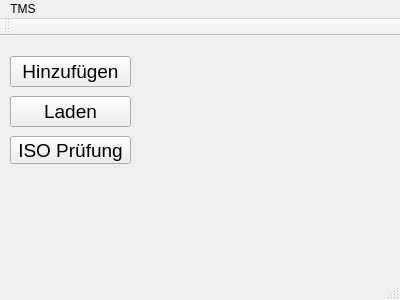
This is schrauber.ui in a6min/tool-management-system as Qt 5 draws it before an edit. The edited form follows.
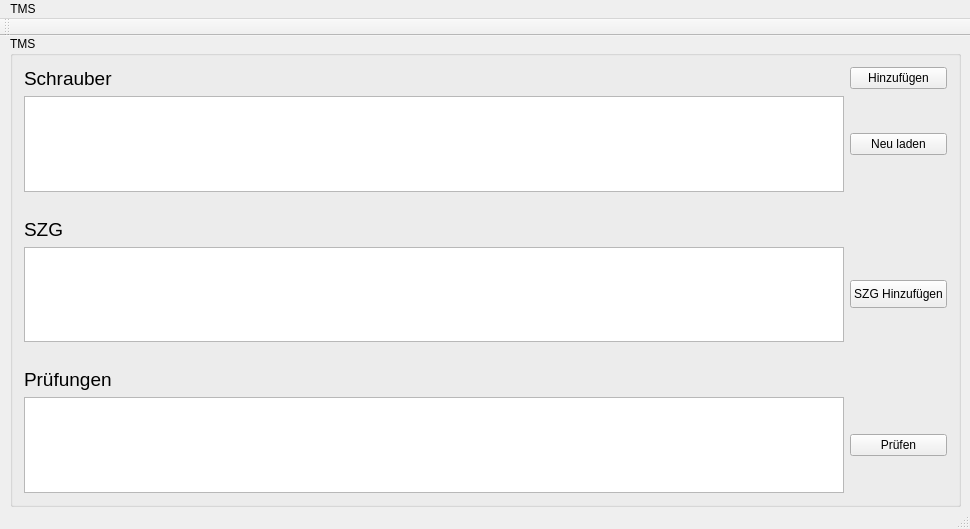
This is the edited form.

Commit message: Hinzufügen von SZG

What changed in the file:
```diff
--- a/schrauber.ui
+++ b/schrauber.ui
@@ -6,67 +6,133 @@
    <rect>
     <x>0</x>
     <y>0</y>
-    <width>400</width>
-    <height>300</height>
+    <width>970</width>
+    <height>529</height>
    </rect>
   </property>
   <property name="windowTitle">
    <string>Schrauber</string>
   </property>
   <widget class="QWidget" name="centralWidget">
-   <widget class="QPushButton" name="hinzufuegen">
+   <widget class="QGroupBox" name="groupBox">
     <property name="geometry">
      <rect>
       <x>10</x>
-      <y>20</y>
-      <width>121</width>
-      <height>31</height>
+      <y>0</y>
+      <width>951</width>
+      <height>471</height>
      </rect>
     </property>
-    <property name="font">
-     <font>
-      <pointsize>14</pointsize>
-     </font>
+    <property name="title">
+     <string>TMS</string>
     </property>
-    <property name="text">
-     <string>Hinzufügen</string>
-    </property>
-   </widget>
-   <widget class="QPushButton" name="laden">
-    <property name="geometry">
-     <rect>
-      <x>10</x>
-      <y>60</y>
-      <width>121</width>
-      <height>31</height>
-     </rect>
-    </property>
-    <property name="font">
-     <font>
-      <pointsize>14</pointsize>
-     </font>
-    </property>
-    <property name="text">
-     <string>Laden</string>
-    </property>
-   </widget>
-   <widget class="QPushButton" name="pushButton">
-    <property name="geometry">
-     <rect>
-      <x>10</x>
-      <y>100</y>
-      <width>121</width>
-      <height>28</height>
-     </rect>
-    </property>
-    <property name="font">
-     <font>
-      <pointsize>14</pointsize>
-     </font>
-    </property>
-    <property name="text">
-     <string>ISO Prüfung</string>
-    </property>
+    <layout class="QGridLayout" name="gridLayout">
+     <item row="9" column="0">
+      <widget class="QLabel" name="label_pruef">
+       <property name="font">
+        <font>
+         <pointsize>14</pointsize>
+        </font>
+       </property>
+       <property name="text">
+        <string>Prüfungen</string>
+       </property>
+      </widget>
+     </item>
+     <item row="0" column="0">
+      <widget class="QLabel" name="label_schrauber">
+       <property name="font">
+        <font>
+         <pointsize>14</pointsize>
+        </font>
+       </property>
+       <property name="text">
+        <string>Schrauber</string>
+       </property>
+      </widget>
+     </item>
+     <item row="3" column="0">
+      <widget class="QTableView" name="schrauberTabelle"/>
+     </item>
+     <item row="7" column="0">
+      <widget class="QTableView" name="szgTabelle"/>
+     </item>
+     <item row="10" column="0">
+      <widget class="QTableView" name="pruefTabelle"/>
+     </item>
+     <item row="3" column="1">
+      <widget class="QPushButton" name="neuLaden">
+       <property name="text">
+        <string>Neu laden</string>
+       </property>
+      </widget>
+     </item>
+     <item row="10" column="1">
+      <widget class="QPushButton" name="pruefen">
+       <property name="text">
+        <string>Prüfen</string>
+       </property>
+      </widget>
+     </item>
+     <item row="5" column="0">
+      <spacer name="horizontalSpacer">
+       <property name="orientation">
+        <enum>Qt::Horizontal</enum>
+       </property>
+       <property name="sizeHint" stdset="0">
+        <size>
+         <width>800</width>
+         <height>20</height>
+        </size>
+       </property>
+      </spacer>
+     </item>
+     <item row="8" column="0">
+      <spacer name="horizontalSpacer_2">
+       <property name="orientation">
+        <enum>Qt::Horizontal</enum>
+       </property>
+       <property name="sizeHint" stdset="0">
+        <size>
+         <width>800</width>
+         <height>20</height>
+        </size>
+       </property>
+      </spacer>
+     </item>
+     <item row="6" column="0">
+      <widget class="QLabel" name="label_szg">
+       <property name="font">
+        <font>
+         <pointsize>14</pointsize>
+        </font>
+       </property>
+       <property name="text">
+        <string>SZG</string>
+       </property>
+      </widget>
+     </item>
+     <item row="7" column="1">
+      <widget class="QPushButton" name="szgHinzufuegen">
+       <property name="maximumSize">
+        <size>
+         <width>16777215</width>
+         <height>28</height>
+        </size>
+       </property>
+       <property name="text">
+        <string>SZG Hinzufügen</string>
+       </property>
+      </widget>
+     </item>
+     <item row="0" column="1">
+      <widget class="QPushButton" name="hinzufuegen">
+       <property name="text">
+        <string>Hinzufügen</string>
+       </property>
+      </widget>
+     </item>
+    </layout>
    </widget>
   </widget>
   <widget class="QMenuBar" name="menuBar">
@@ -74,7 +140,7 @@
     <rect>
      <x>0</x>
      <y>0</y>
-     <width>400</width>
+     <width>970</width>
      <height>22</height>
     </rect>
    </property>
```
The commit also changes 11 other files.
